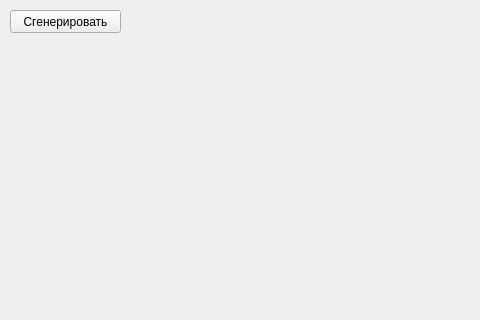
swedsss/pyqt-ellipses, file UI.ui: the form before one commit; both pictures show x 0 to 480 and y 0 to 320 of the 600 by 600 pixel window.
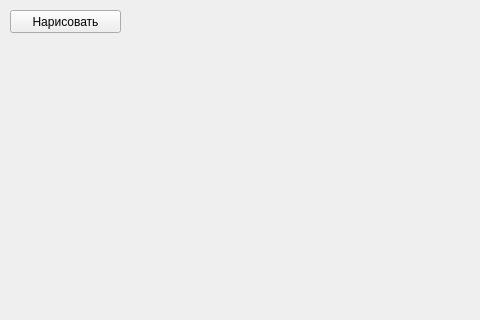
The form after the commit.

Patch:
```diff
--- a/UI.ui
+++ b/UI.ui
@@ -24,7 +24,7 @@
      </rect>
     </property>
     <property name="text">
-     <string>Сгенерировать</string>
+     <string>Нарисовать</string>
     </property>
    </widget>
   </widget>
```
Left out of the diff: 4 changed lines with no effect on the pictures.
